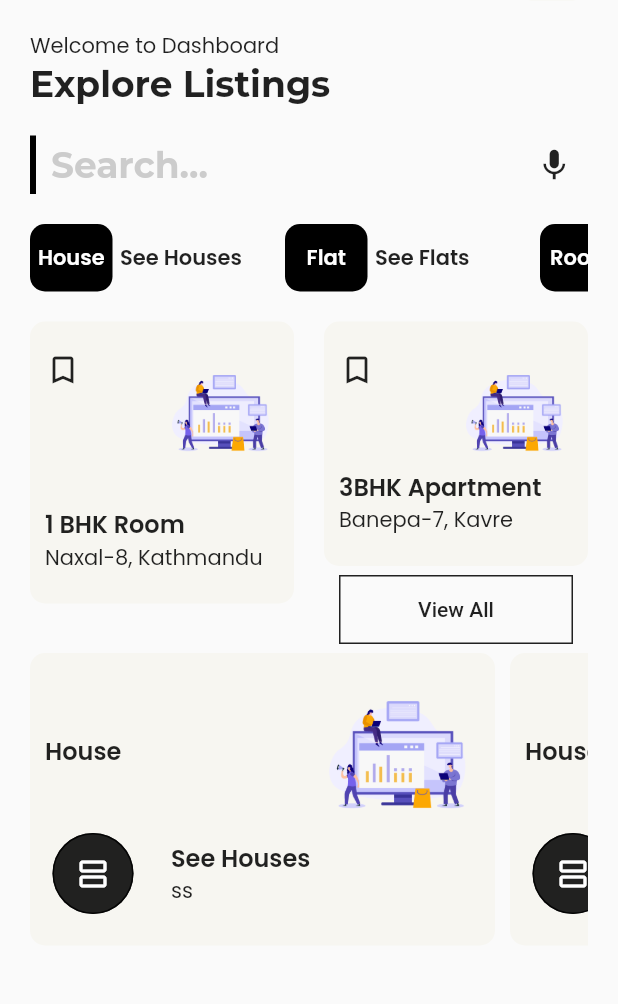
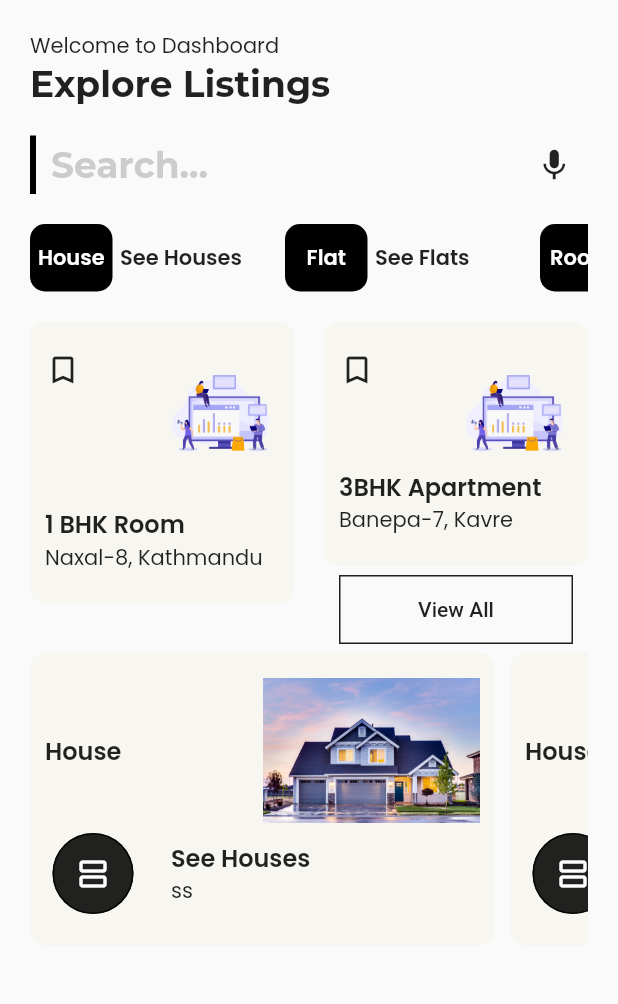
Before and after one commit to sawndes/mrGharbeti, a Flutter app: the screen it shows once a user with an empty profile is signed in, on a phone screen of 412 x 824 dp, the part 82-1086 px from its top. Run offline on Flutter 3.47's test engine with Material 2 defaults, Android fonts, the phone set to English and light mode, and no system bars; our stand-ins replace cloud_firestore, firebase_auth, firebase_core, flutter_otp_text_field, get, google_fonts and 1 more; accounts and stored records are empty.

Commit message:
improved some designs on Dashboards

```diff
--- a/lib/src/models/top_listings_model.dart
+++ b/lib/src/models/top_listings_model.dart
@@ -11,10 +11,10 @@ class DashboardTopListingsModel {
       this.title, this.heading, this.subheading, this.image, this.onPress);
   static List<DashboardTopListingsModel> list = [
     DashboardTopListingsModel(
-        'House', 'See Houses', 'ss', 'assets/images/login_ui.png', null),
+        'House', 'See Houses', 'ss', 'assets/images/house2.jpg', null),
     DashboardTopListingsModel(
-        'House', 'See Houses', 'ss', 'assets/images/login_ui.png', null),
+        'House', 'See Houses', 'ss', 'assets/images/house1.jpg', null),
     DashboardTopListingsModel(
-        'House', 'See Houses', 'ss', 'assets/images/login_ui.png', null),
+        'House', 'See Houses', 'ss', 'assets/images/house2.jpg', null),
   ];
 }
--- a/lib/src/screens/profile_screen.dart
+++ b/lib/src/screens/profile_screen.dart
@@ -2,6 +2,7 @@ import 'package:flutter/material.dart';
 import 'package:get/get.dart';
 import 'package:line_awesome_flutter/line_awesome_flutter.dart';
 
+import '../widgets/authentication/fire_auth.dart';
 import './update_profile.dart';
 import '../widgets/profile/profile_menu.dart';
 
@@ -125,7 +126,9 @@ class ProfileScreen extends StatelessWidget {
                 title: 'Logout',
                 icon: LineAwesomeIcons.alternate_sign_out,
                 textColor: Colors.red,
-                onPress: () {},
+                onPress: () {
+                  FireAuth.instance.logout();
+                },
               ),
               // ProfileMenuWidget(),
             ],
--- a/lib/src/widgets/dashboard_widgets/banner_ui.dart
+++ b/lib/src/widgets/dashboard_widgets/banner_ui.dart
@@ -34,8 +34,11 @@ class DashboardBannerUI extends StatelessWidget {
                   children: const [
                     Flexible(child: Icon(Icons.bookmark_border)),
                     Flexible(
-                        child: Image(
-                            image: AssetImage('assets/images/login_ui.png'))),
+                        child:
+                            // Icon(Icons.house)
+                            Image(
+                                image:
+                                    AssetImage('assets/images/login_ui.png'))),
                   ],
                 ),
                 const SizedBox(height: 25),
--- a/pubspec.yaml
+++ b/pubspec.yaml
@@ -69,6 +69,10 @@ flutter:
     - assets/images/login_ui.png
     - assets/images/googlelogo.png
     - assets/images/forgot_password.png
+    - assets/images/house1.jpg
+    - assets/images/house2.jpg
+
+
 
   #   - images/a_dot_ham.jpeg
 
```
Also changed, not shown: lib/src/widgets/authentication/signup_controller.dart (+11 -1 lines), lib/src/widgets/authentication/signup_form.dart (+13 -3 lines), lib/src/widgets/firestore/user_firestore.dart (added, +34 -0 lines), assets/images/house1.jpg (added), assets/images/house2.jpg (added), 2 other files.
